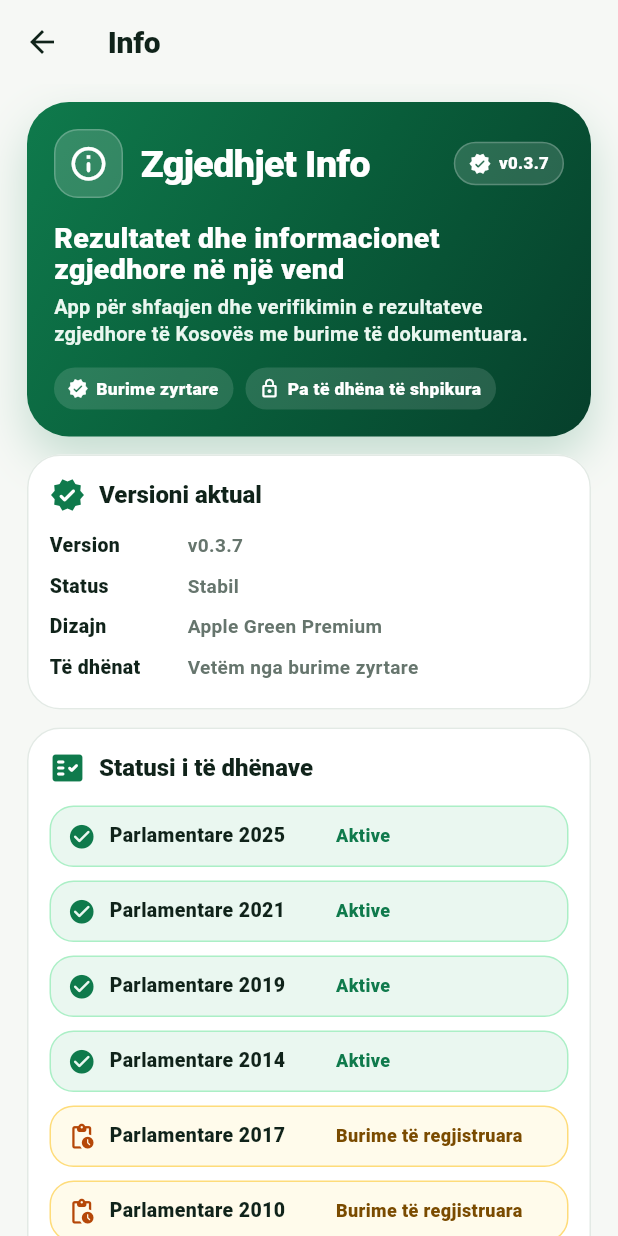
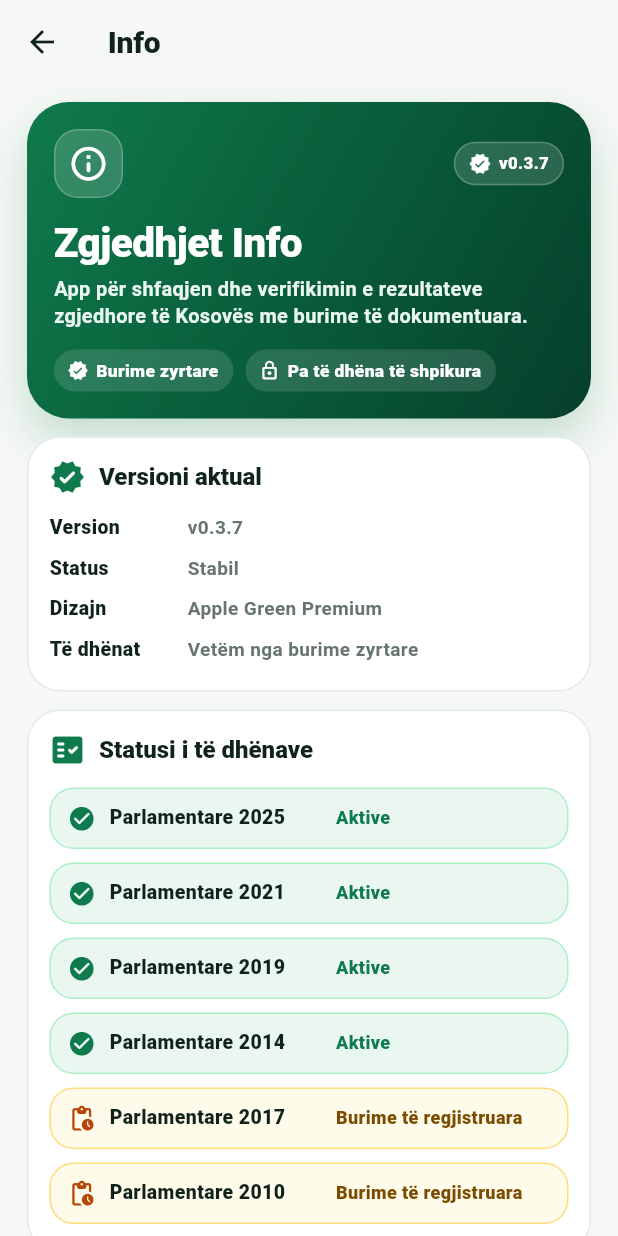
Before and after one commit to genti2004-cmyk/zgjedhjet_info, a Flutter app: the InfoScreen screen opened directly, on a phone screen of 412 x 824 dp. Run offline on Flutter 3.47's test engine with Material 3 defaults, Android fonts, the light colour scheme and no system bars.

Commit message:
REFACTOR: Use shared premium hero on info

```diff
--- a/lib/src/features/info/presentation/info_screen.dart
+++ b/lib/src/features/info/presentation/info_screen.dart
@@ -23,7 +23,24 @@
       body: ListView(
         padding: const EdgeInsets.fromLTRB(18, 12, 18, 24),
         children: const [
-          _PremiumHeader(),
+          PremiumHeroCard(
+            icon: Icons.info_outline_rounded,
+            title: InfoScreen.appName,
+            subtitle:
+                'App për shfaqjen dhe verifikimin e rezultateve zgjedhore të Kosovës me burime të dokumentuara.',
+            statusLabel: InfoScreen.version,
+            verified: true,
+            pills: const [
+              PremiumWhitePill(
+                icon: Icons.verified_rounded,
+                label: 'Burime zyrtare',
+              ),
+              PremiumWhitePill(
+                icon: Icons.lock_outline_rounded,
+                label: 'Pa të dhëna të shpikura',
+              ),
+            ],
+          ),
           SizedBox(height: 12),
           _VersionCard(),
           SizedBox(height: 12),
@@ -34,104 +51,6 @@
           _CoverageCard(),
           SizedBox(height: 12),
           _DisclaimerCard(),
-        ],
-      ),
-    );
-  }
-}
-
-class _PremiumHeader extends StatelessWidget {
-  const _PremiumHeader();
-
-  @override
-  Widget build(BuildContext context) {
-    return Container(
-      padding: const EdgeInsets.fromLTRB(18, 18, 18, 18),
-      decoration: BoxDecoration(
-        gradient: const LinearGradient(
-          colors: [
-            Color(0xFF0F7A4C),
-            Color(0xFF095D3A),
-            Color(0xFF063F2B),
-          ],
-          begin: Alignment.topLeft,
-          end: Alignment.bottomRight,
-        ),
-        borderRadius: BorderRadius.circular(28),
-        boxShadow: AppTheme.greenShadow,
-      ),
-      child: Column(
-        crossAxisAlignment: CrossAxisAlignment.start,
-        children: [
-          Row(
-            children: [
-              Container(
-                height: 46,
-                width: 46,
-                decoration: BoxDecoration(
-                  color: Colors.white.withValues(alpha: 0.16),
-                  borderRadius: BorderRadius.circular(16),
-                  border: Border.all(
-                    color: Colors.white.withValues(alpha: 0.22),
-                  ),
-                ),
-                child: const Icon(
-                  Icons.info_outline_rounded,
-                  color: Colors.white,
-                  size: 27,
-                ),
-              ),
-              const SizedBox(width: 12),
-              const Expanded(
-                child: Text(
-                  InfoScreen.appName,
-                  style: TextStyle(
-                    color: Colors.white,
-                    fontSize: 25,
-                    fontWeight: FontWeight.w900,
-                    height: 1.05,
-                    letterSpacing: -0.35,
-                  ),
-                ),
-              ),
-              const PremiumHeroStatusPill(label: InfoScreen.version, verified: true),
-            ],
-          ),
-          const SizedBox(height: 16),
-          const Text(
-            InfoScreen.subtitle,
-            style: TextStyle(
-              color: Colors.white,
-              fontSize: 19,
-              fontWeight: FontWeight.w900,
-              height: 1.12,
-            ),
-          ),
-          const SizedBox(height: 6),
-          const Text(
-            'App për shfaqjen dhe verifikimin e rezultateve zgjedhore të Kosovës me burime të dokumentuara.',
-            style: TextStyle(
-              color: Color(0xFFEAF7F0),
-              fontSize: 13.3,
-              fontWeight: FontWeight.w700,
-              height: 1.32,
-            ),
-          ),
-          const SizedBox(height: 13),
-          const Wrap(
-            spacing: 8,
-            runSpacing: 8,
-            children: [
-              PremiumWhitePill(
-                icon: Icons.verified_rounded,
-                label: 'Burime zyrtare',
-              ),
-              PremiumWhitePill(
-                icon: Icons.lock_outline_rounded,
-                label: 'Pa të dhëna të shpikura',
-              ),
-            ],
-          ),
         ],
       ),
     );
```
